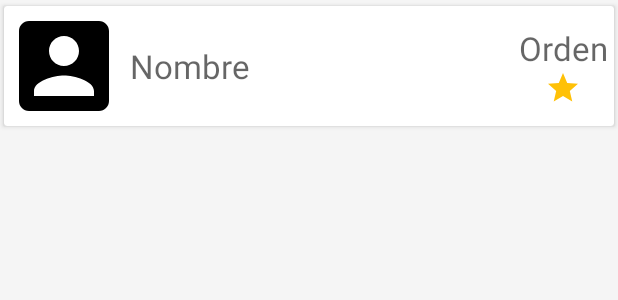
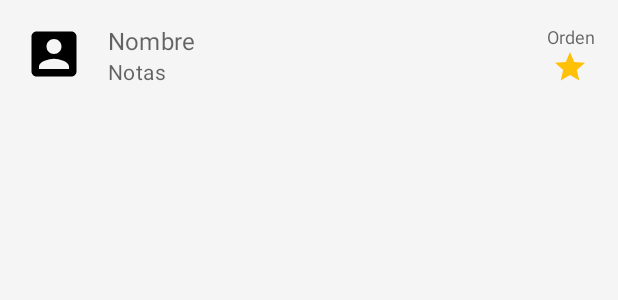
Before and after one commit to jmerino12/MDTop-Base, an Android app: the layout item_artist.xml on its own in the app's theme, with its tools: preview values and no code run, on a phone screen of 412 x 824 dp. Shown: the top 300 px of the screen. Run offline under Robolectric (Android 15) with nearby library versions, the phone set to English and light mode, and no system bars.

Commit message:
Refactorizando item aliniamientos Material Desing

```diff
--- a/app/build.gradle
+++ b/app/build.gradle
@@ -60,6 +60,8 @@ dependencies {
     androidTestImplementation 'androidx.test.espresso:espresso-core:3.2.0'
     implementation "androidx.core:core-ktx:+"
     implementation "org.jetbrains.kotlin:kotlin-stdlib-jdk7:$kotlin_version"
+
+    implementation 'de.hdodenhof:circleimageview:3.1.0'
 }
 repositories {
     maven { url 'https://dl.bintray.com/kotlin/kotlin-eap' }
--- a/app/src/main/java/com/alain/cursos/top/ArtistaAdapter.kt
+++ b/app/src/main/java/com/alain/cursos/top/ArtistaAdapter.kt
@@ -7,6 +7,7 @@ import android.view.ViewGroup
 import android.widget.RelativeLayout
 import androidx.appcompat.widget.AppCompatImageView
 import androidx.appcompat.widget.AppCompatTextView
+import androidx.constraintlayout.widget.ConstraintLayout
 import androidx.core.content.ContextCompat
 import androidx.recyclerview.widget.RecyclerView
 import butterknife.BindView
@@ -14,6 +15,7 @@ import butterknife.ButterKnife
 import com.bumptech.glide.Glide
 import com.bumptech.glide.load.engine.DiskCacheStrategy
 import com.bumptech.glide.request.RequestOptions
+import de.hdodenhof.circleimageview.CircleImageView
 
 /****
  * Project: MD Postres
@@ -45,6 +47,7 @@ class ArtistaAdapter internal constructor(private var artistas: MutableList<Arti
 
         holder.setListener(artista)
         holder.tvNombre!!.text = artista.nombreCompleto
+        holder.tvNota!!.text = artista.notas
         holder.tvOrden!!.text = (position + 1).toString()
 
         if (artista.fotoUrl != null) {
@@ -80,11 +83,15 @@ class ArtistaAdapter internal constructor(private var artistas: MutableList<Arti
     inner class ViewHolder(itemView: View?) : RecyclerView.ViewHolder(itemView!!) {
         @JvmField
         @BindView(R.id.imgFoto)
-        var imgFoto: AppCompatImageView? = null
+        var imgFoto: CircleImageView? = null
 
         @JvmField
         @BindView(R.id.tvNombre)
         var tvNombre: AppCompatTextView? = null
+
+        @JvmField
+        @BindView(R.id.tvNote)
+        var tvNota: AppCompatTextView? = null
 
         @JvmField
         @BindView(R.id.tvOrden)
@@ -92,7 +99,7 @@ class ArtistaAdapter internal constructor(private var artistas: MutableList<Arti
 
         @JvmField
         @BindView(R.id.containerMain)
-        var containerMain: RelativeLayout? = null
+        var containerMain: ConstraintLayout? = null
 
         fun setListener(artista: Artista) {
             containerMain!!.setOnClickListener { view: View? -> listener.onItemClick(artista) }
--- a/app/src/main/res/layout/item_artist.xml
+++ b/app/src/main/res/layout/item_artist.xml
@@ -1,48 +1,61 @@
 <?xml version="1.0" encoding="utf-8"?>
-<androidx.cardview.widget.CardView xmlns:android="http://schemas.android.com/apk/res/android"
+<androidx.constraintlayout.widget.ConstraintLayout xmlns:android="http://schemas.android.com/apk/res/android"
     xmlns:app="http://schemas.android.com/apk/res-auto"
+    android:id="@+id/containerMain"
     android:layout_width="match_parent"
-    android:layout_height="wrap_content"
+    android:layout_height="@dimen/item_height_threeLine"
+    android:background="?attr/selectableItemBackground"
+    android:clickable="true"
+    android:focusable="true"
+    android:paddingTop="@dimen/item_padding_vertical"
     app:cardUseCompatPadding="true">
 
-    <RelativeLayout
-        android:id="@+id/containerMain"
-        android:layout_width="match_parent"
-        android:layout_height="wrap_content"
-        android:clickable="true"
-        android:focusable="true"
-        android:background="?attr/selectableItemBackgroundBorderless">
 
-        <androidx.appcompat.widget.AppCompatImageView
+    <de.hdodenhof.circleimageview.CircleImageView
         android:id="@+id/imgFoto"
         android:layout_width="@dimen/img_item_size"
         android:layout_height="@dimen/img_item_size"
+        android:layout_marginStart="@dimen/item_padding_horizontal"
         android:src="@drawable/ic_account_box"
-            android:layout_alignParentStart="true"
-            android:layout_centerVertical="true"/>
-
-        <androidx.appcompat.widget.AppCompatTextView
-            android:id="@+id/tvNombre"
-            android:layout_width="match_parent"
-            android:layout_height="wrap_content"
-            android:hint="@string/artist_hint_nombre"
-            android:maxLines="2"
-            android:textAppearance="?android:attr/textAppearanceLarge"
-            android:layout_margin="@dimen/main_padding_small"
-            android:layout_toEndOf="@id/imgFoto"
-            android:layout_toStartOf="@+id/tvOrden"
-            android:layout_centerVertical="true"/>
+        app:layout_constraintStart_toStartOf="parent"
+        app:layout_constraintTop_toTopOf="parent" />
 
     <androidx.appcompat.widget.AppCompatTextView
         android:id="@+id/tvOrden"
         android:layout_width="wrap_content"
         android:layout_height="wrap_content"
+        android:layout_marginEnd="@dimen/item_padding_horizontal"
+        android:drawableBottom="@drawable/ic_star"
+        android:gravity="center"
         android:hint="@string/artist_hint_orden"
-            android:gravity="center"
-            android:textAppearance="?android:attr/textAppearanceLarge"
-            android:layout_margin="@dimen/main_padding_small"
-            android:drawableBottom="@drawable/ic_star"
-            android:layout_alignParentEnd="true"
-            android:layout_centerVertical="true"/>
-    </RelativeLayout>
-</androidx.cardview.widget.CardView>
+        android:textSize="@dimen/item_text_size_secondary"
+        app:layout_constraintEnd_toEndOf="parent"
+        app:layout_constraintTop_toTopOf="parent" />
+
+    <androidx.appcompat.widget.AppCompatTextView
+        android:id="@+id/tvNombre"
+        android:layout_width="0dp"
+        android:layout_height="wrap_content"
+        android:layout_marginHorizontal="@dimen/item_padding_horizontal"
+        android:layout_marginStart="@dimen/item_padding_horizontal"
+        android:layout_toStartOf="@+id/tvOrden"
+        android:layout_toEndOf="@id/imgFoto"
+        android:hint="@string/artist_hint_nombre"
+        android:textAppearance="@style/ItemLarge"
+        app:layout_constraintEnd_toStartOf="@id/tvOrden"
+        app:layout_constraintStart_toEndOf="@id/imgFoto"
+        app:layout_constraintTop_toTopOf="parent" />
+
+    <androidx.appcompat.widget.AppCompatTextView
+        android:id="@+id/tvNote"
+        android:layout_width="0dp"
+        android:layout_height="0dp"
+        android:layout_marginBottom="@dimen/item_padding_vertical"
+        android:hint="@string/artist_hint_notas"
+        android:textAppearance="@style/ItemMedium"
+        app:layout_constraintBottom_toBottomOf="parent"
+        app:layout_constraintEnd_toEndOf="@id/tvNombre"
+        app:layout_constraintStart_toStartOf="@id/tvNombre"
+        app:layout_constraintTop_toBottomOf="@id/tvNombre" />
+
+</androidx.constraintlayout.widget.ConstraintLayout>
--- a/app/src/main/res/values/dimens.xml
+++ b/app/src/main/res/values/dimens.xml
@@ -1,10 +1,14 @@
 <resources>
     <dimen name="fab_margin">16dp</dimen>
     <dimen name="main_padding_small">4dp</dimen>
-    <dimen name="img_item_size">80dp</dimen>
+    <dimen name="img_item_size">40dp</dimen>
     <dimen name="app_bar_height">220dp</dimen>
     <dimen name="imageView_margin">2dp</dimen>
     <dimen name="imageView_inset">-4dp</dimen>
     <dimen name="imageView_radius">18dp</dimen>
     <dimen name="text_margin">16dp</dimen>
+    <dimen name="item_height_threeLine">88dp</dimen>
+    <dimen name="item_padding_vertical">16dp</dimen>
+    <dimen name="item_padding_horizontal">16dp</dimen>
+    <dimen name="item_text_size_secondary">12sp</dimen>
 </resources>
--- a/app/src/main/res/values/styles.xml
+++ b/app/src/main/res/values/styles.xml
@@ -31,4 +31,13 @@
         <item name="android:shadowColor">@android:color/black</item>
     </style>
 
+    <style name="ItemLarge" parent="TextAppearance.MaterialComponents.Subtitle1">
+        <item name="maxLines">1</item>
+        <item name="android:textColor">?android:attr/textColorPrimary</item>
+    </style>
+
+    <style name="ItemMedium" parent="TextAppearance.MaterialComponents.Body2">
+        <item name="maxLines">2</item>
+        <item name="android:textColor">?android:attr/textColorSecondary</item>
+    </style>
 </resources>
```
Lines whose indentation alone changed are shown as unchanged.
